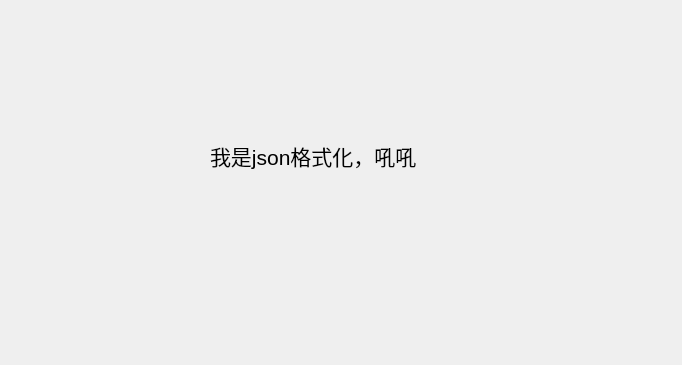
Old version of the form modules/json-formatter/jsonformatter.ui in the repository duhbbx/lele-tools.
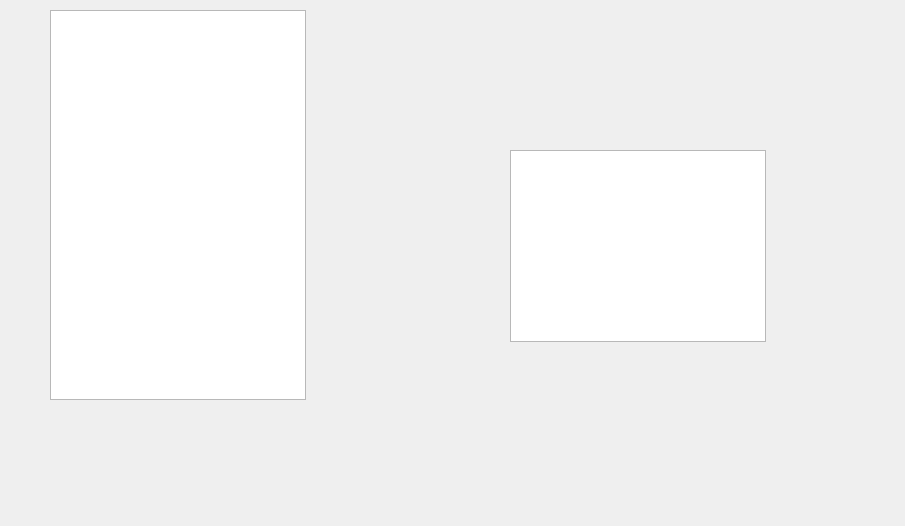
New version of the form.

What changed in the file:
```diff
--- a/modules/json-formatter/jsonformatter.ui
+++ b/modules/json-formatter/jsonformatter.ui
@@ -6,29 +6,31 @@
    <rect>
     <x>0</x>
     <y>0</y>
-    <width>682</width>
-    <height>365</height>
+    <width>905</width>
+    <height>526</height>
    </rect>
   </property>
   <property name="windowTitle">
    <string>Form</string>
   </property>
-  <widget class="QLabel" name="label">
+  <widget class="QTextEdit" name="textEdit">
    <property name="geometry">
     <rect>
-     <x>210</x>
-     <y>100</y>
-     <width>291</width>
-     <height>111</height>
+     <x>510</x>
+     <y>150</y>
+     <width>256</width>
+     <height>192</height>
     </rect>
    </property>
-   <property name="font">
-    <font>
-     <pointsize>16</pointsize>
-    </font>
-   </property>
-   <property name="text">
-    <string>我是json格式化，吼吼</string>
+  </widget>
+  <widget class="QPlainTextEdit" name="plainTextEdit">
+   <property name="geometry">
+    <rect>
+     <x>50</x>
+     <y>10</y>
+     <width>256</width>
+     <height>390</height>
+    </rect>
    </property>
   </widget>
  </widget>
```
